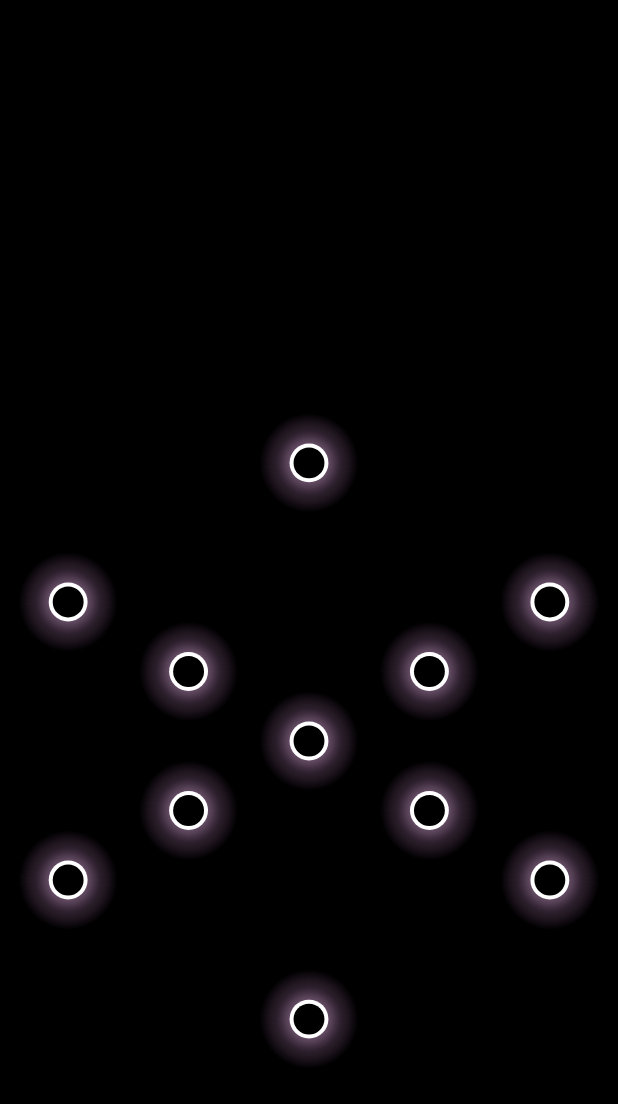
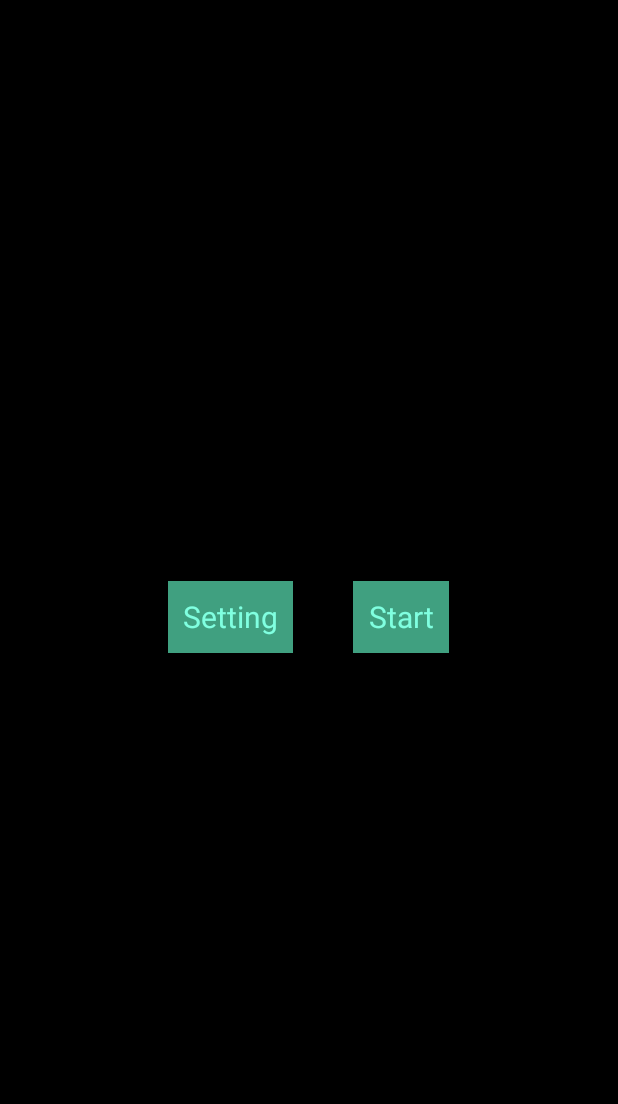
Before and after one commit to geckour/Glyph, an Android app: the screen it shows after launch (MyActivity before the commit, SplashActivity after it), on a phone screen of 412 x 824 dp. Shown: the top 1104 px of the screen. Run offline under Robolectric (Android 15) with nearby library versions, the phone set to English and light mode, and no system bars.

Commit message:
Allow to show splash screen.

```diff
--- /dev/null
+++ b/app/src/main/java/jp/co/example/geckour/glyph/SplashActivity.java
@@ -0,0 +1,26 @@
+package jp.co.example.geckour.glyph;
+
+import android.app.ActionBar;
+import android.app.Activity;
+import android.content.Intent;
+import android.os.Bundle;
+import android.view.View;
+
+public class SplashActivity extends Activity {
+    @Override
+    protected void onCreate(Bundle savedInstanceState) {
+        super.onCreate(savedInstanceState);
+        setContentView(R.layout.activity_splash);
+
+        ActionBar actionBar = getActionBar();
+        actionBar.hide();
+    }
+
+    public void onClickStart(View v) {
+        startActivity(new Intent(SplashActivity.this, MyActivity.class));
+    }
+
+    public void onClickSetting(View v) {
+        startActivity(new Intent(SplashActivity.this, Pref.class));
+    }
+}
--- /dev/null
+++ b/app/src/main/res/layout/activity_splash.xml
@@ -0,0 +1,51 @@
+<?xml version="1.0" encoding="utf-8"?>
+
+<LinearLayout xmlns:android="http://schemas.android.com/apk/res/android"
+    android:orientation="vertical" android:layout_width="match_parent"
+    android:layout_height="match_parent"
+    android:background="@color/background">
+
+    <Space
+        android:layout_width="match_parent"
+        android:layout_height="0dip"
+        android:layout_weight="2" />
+
+    <LinearLayout
+        android:orientation="horizontal"
+        android:layout_width="match_parent"
+        android:layout_height="0dip"
+        android:layout_weight="1"
+        android:gravity="center">
+
+        <Button
+            android:layout_width="wrap_content"
+            android:layout_height="wrap_content"
+            android:text="Setting"
+            android:id="@+id/button"
+            android:layout_marginRight="20dip"
+            android:background="#40a080"
+            android:textSize="20dip"
+            android:textColor="#80ffe0"
+            android:paddingLeft="10dip"
+            android:paddingRight="10dip"
+            android:onClick="onClickSetting" />
+
+        <Button
+            android:layout_width="wrap_content"
+            android:layout_height="wrap_content"
+            android:text="Start"
+            android:id="@+id/button2"
+            android:layout_marginLeft="20dip"
+            android:background="#40a080"
+            android:textSize="20dip"
+            android:textColor="#80ffe0"
+            android:paddingLeft="10dip"
+            android:paddingRight="10dip"
+            android:onClick="onClickStart" />
+    </LinearLayout>
+
+    <Space
+        android:layout_width="match_parent"
+        android:layout_height="0dip"
+        android:layout_weight="2" />
+</LinearLayout>
```
Also changed, not shown: app/src/main/AndroidManifest.xml (+9 -1 lines), app/src/main/java/jp/co/example/geckour/glyph/MyActivity.java (+18 -5 lines), app/src/main/java/jp/co/example/geckour/glyph/Pref.java (added, +9 -0 lines), app/src/main/res/drawable-hdpi/ic_launcher.png, app/src/main/res/drawable-mdpi/ic_launcher.png, app/src/main/res/drawable-xhdpi/ic_launcher.png, app/src/main/res/drawable-xxhdpi/ic_launcher.png.
